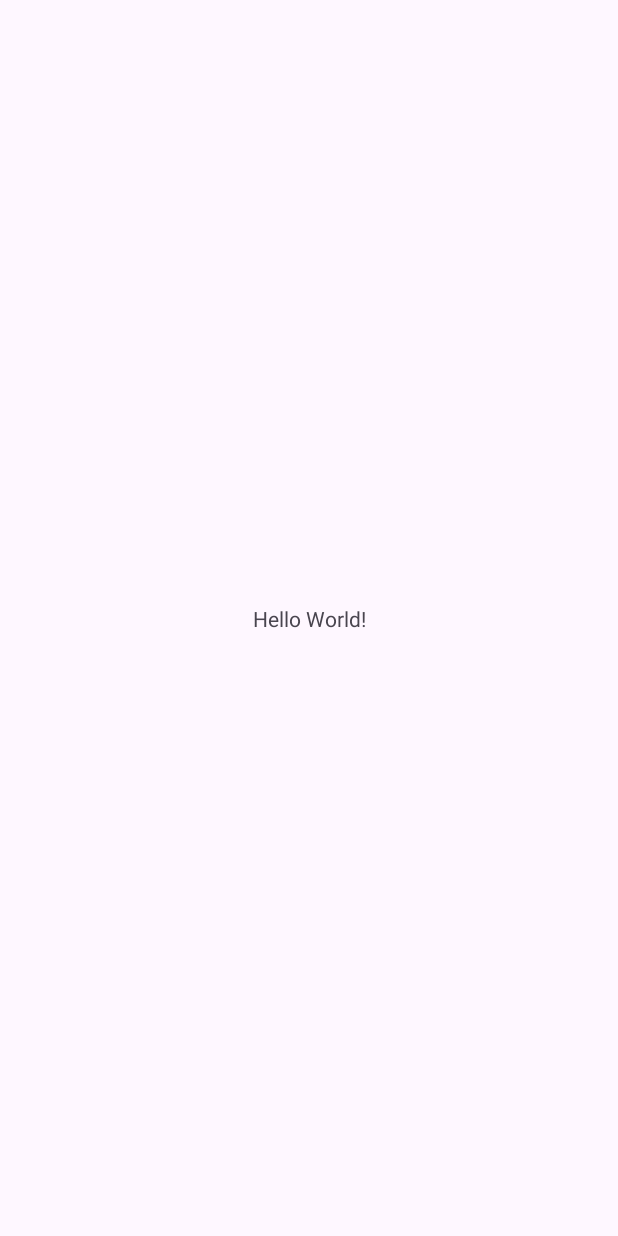
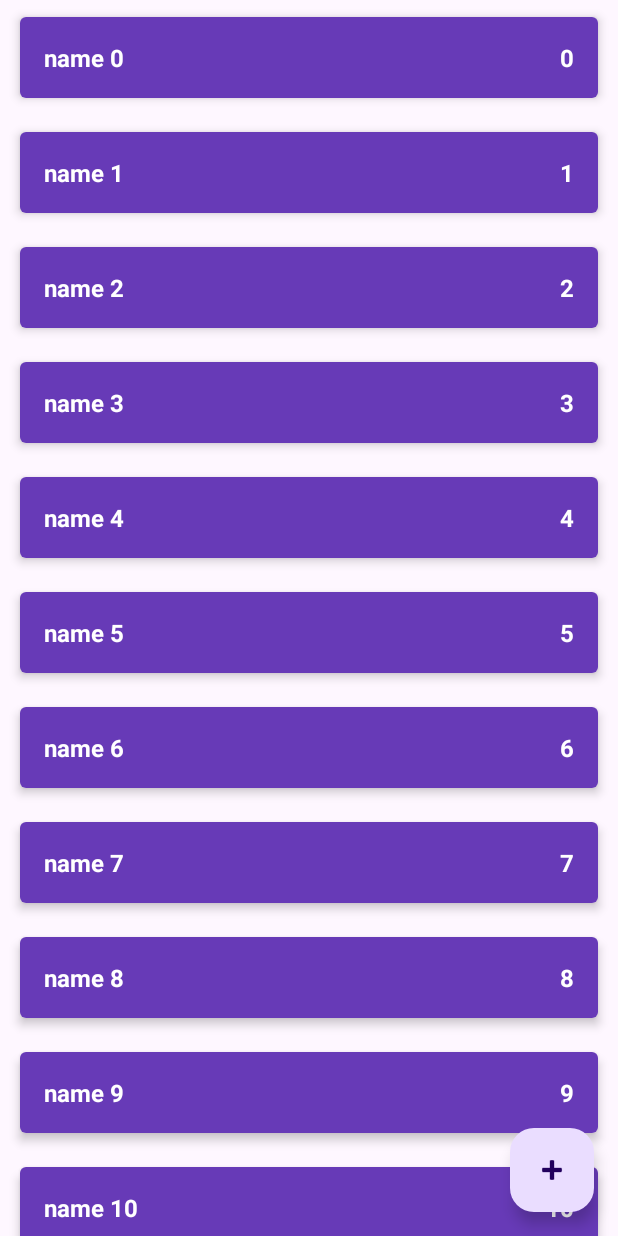
Before and after one commit to Waydj/ShoppingList, an Android app: the screen it shows after launch (MainActivity), on a phone screen of 412 x 824 dp. Before the commit the screen is almost empty. Run offline under Robolectric (Android 15) with nearby library versions, the phone set to English and light mode, and no system bars.

Commit message:
создание activities, добавление linearLayout для проверки работы

```diff
--- a/app/src/main/java/com/waydj/shoppinglist/data/ShopListRepositoryImpl.kt
+++ b/app/src/main/java/com/waydj/shoppinglist/data/ShopListRepositoryImpl.kt
@@ -8,12 +8,16 @@ import com.waydj.shoppinglist.domain.ShopListRepository
 object ShopListRepositoryImpl : ShopListRepository {
 
     private val shopListLD = MutableLiveData<List<ShopItem>>()
-    private val shopList = mutableListOf<ShopItem>()
+    private val shopList = sortedSetOf<ShopItem>({ o1, o2 ->
+        o1.id.compareTo(
+            o2.id
+        )
+    })
 
     private var autoIncrementId = 0
 
     init {
-        for (i in 0 until 10){
+        for (i in 0 until 100) {
             val item = ShopItem("name $i", i, true)
             addShopItem(item)
         }
--- a/app/src/main/java/com/waydj/shoppinglist/presentation/MainActivity.kt
+++ b/app/src/main/java/com/waydj/shoppinglist/presentation/MainActivity.kt
@@ -2,30 +2,64 @@ package com.waydj.shoppinglist.presentation
 
 import android.os.Bundle
 import android.util.Log
+import android.view.LayoutInflater
+import android.widget.LinearLayout
+import android.widget.TextView
 import androidx.activity.enableEdgeToEdge
 import androidx.appcompat.app.AppCompatActivity
 import androidx.core.view.ViewCompat
 import androidx.core.view.WindowInsetsCompat
 import androidx.lifecycle.ViewModelProvider
 import com.waydj.shoppinglist.R
+import com.waydj.shoppinglist.domain.ShopItem
 
 class MainActivity : AppCompatActivity() {
 
     private lateinit var viewModel: MainViewModel
+    private lateinit var linearLayoutShopList: LinearLayout
 
     override fun onCreate(savedInstanceState: Bundle?) {
         super.onCreate(savedInstanceState)
         enableEdgeToEdge()
         setContentView(R.layout.activity_main)
-        ViewCompat.setOnApplyWindowInsetsListener(findViewById(R.id.main)) { v, insets ->
+        ViewCompat.setOnApplyWindowInsetsListener(
+            findViewById(R.id.main)
+        ) { v, insets ->
             val systemBars = insets.getInsets(WindowInsetsCompat.Type.systemBars())
             v.setPadding(systemBars.left, systemBars.top, systemBars.right, systemBars.bottom)
             insets
         }
 
+        linearLayoutShopList = findViewById(R.id.ll_shop_list)
         viewModel = ViewModelProvider(this)[MainViewModel::class.java]
         viewModel.shopList.observe(this) {
             Log.d("MainActivity", it.toString())
+            showList(it)
+        }
+    }
+
+    private fun showList(list: List<ShopItem>) {
+        linearLayoutShopList.removeAllViews()
+        for (shopItem in list) {
+            val layoutId = if (shopItem.enabled) {
+                R.layout.item_shop_enabled
+            } else {
+                R.layout.item_shop_disabled
+            }
+            val view = LayoutInflater.from(this).inflate(
+                layoutId,
+                linearLayoutShopList,
+                false
+            )
+            val tvName = view.findViewById<TextView>(R.id.tv_name)
+            val tvCount = view.findViewById<TextView>(R.id.tv_count)
+            tvName.text = shopItem.name
+            shopItem.count.toString().also { tvCount.text = it }
+            view.setOnLongClickListener {
+                viewModel.changeEnableState(shopItem)
+                true
+            }
+            linearLayoutShopList.addView(view)
         }
     }
 }
--- a/app/src/main/res/layout/activity_main.xml
+++ b/app/src/main/res/layout/activity_main.xml
@@ -7,13 +7,41 @@
     android:layout_height="match_parent"
     tools:context=".presentation.MainActivity">
 
-    <TextView
-        android:layout_width="wrap_content"
-        android:layout_height="wrap_content"
-        android:text="Hello World!"
+    <ScrollView
+        android:layout_width="match_parent"
+        android:layout_height="match_parent">
+        <LinearLayout
+            android:id="@+id/ll_shop_list"
+            android:layout_width="match_parent"
+            android:layout_height="wrap_content"
+            android:orientation="vertical"/>
+    </ScrollView>
+
+
+
+    <androidx.recyclerview.widget.RecyclerView
+        android:id="@+id/rv_shop_list"
+        android:layout_width="0dp"
+        android:layout_height="0dp"
+        android:visibility="gone"
+        app:layoutManager="androidx.recyclerview.widget.LinearLayoutManager"
         app:layout_constraintBottom_toBottomOf="parent"
         app:layout_constraintEnd_toEndOf="parent"
         app:layout_constraintStart_toStartOf="parent"
-        app:layout_constraintTop_toTopOf="parent" />
+        app:layout_constraintTop_toTopOf="parent"
+        tools:listitem="@layout/item_shop_enabled" />
+
+    <com.google.android.material.floatingactionbutton.FloatingActionButton
+        android:id="@+id/button_add_shop_item"
+        android:layout_width="wrap_content"
+        android:layout_height="wrap_content"
+        android:layout_marginEnd="16dp"
+        android:layout_marginBottom="16dp"
+        android:clickable="true"
+        android:contentDescription="@string/add_new_shop_item"
+        android:focusable="true"
+        app:layout_constraintBottom_toBottomOf="parent"
+        app:layout_constraintEnd_toEndOf="parent"
+        app:srcCompat="@android:drawable/ic_input_add" />
 
 </androidx.constraintlayout.widget.ConstraintLayout>
--- /dev/null
+++ b/app/src/main/res/layout/item_shop_disabled.xml
@@ -0,0 +1,43 @@
+<?xml version="1.0" encoding="utf-8"?>
+<androidx.cardview.widget.CardView xmlns:android="http://schemas.android.com/apk/res/android"
+    xmlns:app="http://schemas.android.com/apk/res-auto"
+    xmlns:tools="http://schemas.android.com/tools"
+    android:layout_width="match_parent"
+    android:layout_height="wrap_content"
+    android:layout_marginStart="8dp"
+    android:layout_marginTop="4dp"
+    android:layout_marginEnd="8dp"
+    android:layout_marginBottom="4dp"
+    app:cardCornerRadius="4dp"
+    app:cardElevation="1dp"
+    app:cardUseCompatPadding="true">
+
+    <LinearLayout
+        android:layout_width="match_parent"
+        android:layout_height="wrap_content"
+        android:background="#33BB86FC"
+        android:orientation="horizontal"
+        android:padding="16dp">
+
+        <TextView
+            android:id="@+id/tv_name"
+            android:layout_width="0dp"
+            android:layout_height="wrap_content"
+            android:layout_weight="1"
+            android:textColor="@color/white"
+            android:textSize="16sp"
+            android:textStyle="bold"
+            tools:text="Салфетки" />
+
+        <TextView
+            android:id="@+id/tv_count"
+            android:layout_width="wrap_content"
+            android:layout_height="wrap_content"
+            android:textColor="@color/white"
+            android:textSize="16sp"
+            android:textStyle="bold"
+            tools:text="1" />
+
+    </LinearLayout>
+
+</androidx.cardview.widget.CardView>
--- /dev/null
+++ b/app/src/main/res/layout/item_shop_enabled.xml
@@ -0,0 +1,43 @@
+<?xml version="1.0" encoding="utf-8"?>
+<androidx.cardview.widget.CardView xmlns:android="http://schemas.android.com/apk/res/android"
+    xmlns:app="http://schemas.android.com/apk/res-auto"
+    xmlns:tools="http://schemas.android.com/tools"
+    android:layout_width="match_parent"
+    android:layout_height="wrap_content"
+    android:layout_marginStart="8dp"
+    android:layout_marginTop="4dp"
+    android:layout_marginEnd="8dp"
+    android:layout_marginBottom="4dp"
+    app:cardCornerRadius="4dp"
+    app:cardElevation="4dp"
+    app:cardUseCompatPadding="true">
+
+    <LinearLayout
+        android:layout_width="match_parent"
+        android:layout_height="wrap_content"
+        android:background="@color/purple"
+        android:orientation="horizontal"
+        android:padding="16dp">
+
+        <TextView
+            android:id="@+id/tv_name"
+            android:layout_width="0dp"
+            android:layout_height="wrap_content"
+            android:layout_weight="1"
+            android:textColor="@color/white"
+            android:textSize="16sp"
+            android:textStyle="bold"
+            tools:text="Салфетки" />
+
+        <TextView
+            android:id="@+id/tv_count"
+            android:layout_width="wrap_content"
+            android:layout_height="wrap_content"
+            android:textColor="@color/white"
+            android:textSize="16sp"
+            android:textStyle="bold"
+            tools:text="1" />
+
+    </LinearLayout>
+
+</androidx.cardview.widget.CardView>
--- a/app/src/main/res/values/colors.xml
+++ b/app/src/main/res/values/colors.xml
@@ -2,4 +2,5 @@
 <resources>
     <color name="black">#FF000000</color>
     <color name="white">#FFFFFFFF</color>
+    <color name="purple">#673AB7</color>
 </resources>
--- a/app/src/main/res/values/strings.xml
+++ b/app/src/main/res/values/strings.xml
@@ -1,3 +1,4 @@
 <resources>
     <string name="app_name">ShoppingList</string>
+    <string name="add_new_shop_item">Добавить новый элемент</string>
 </resources>
```
